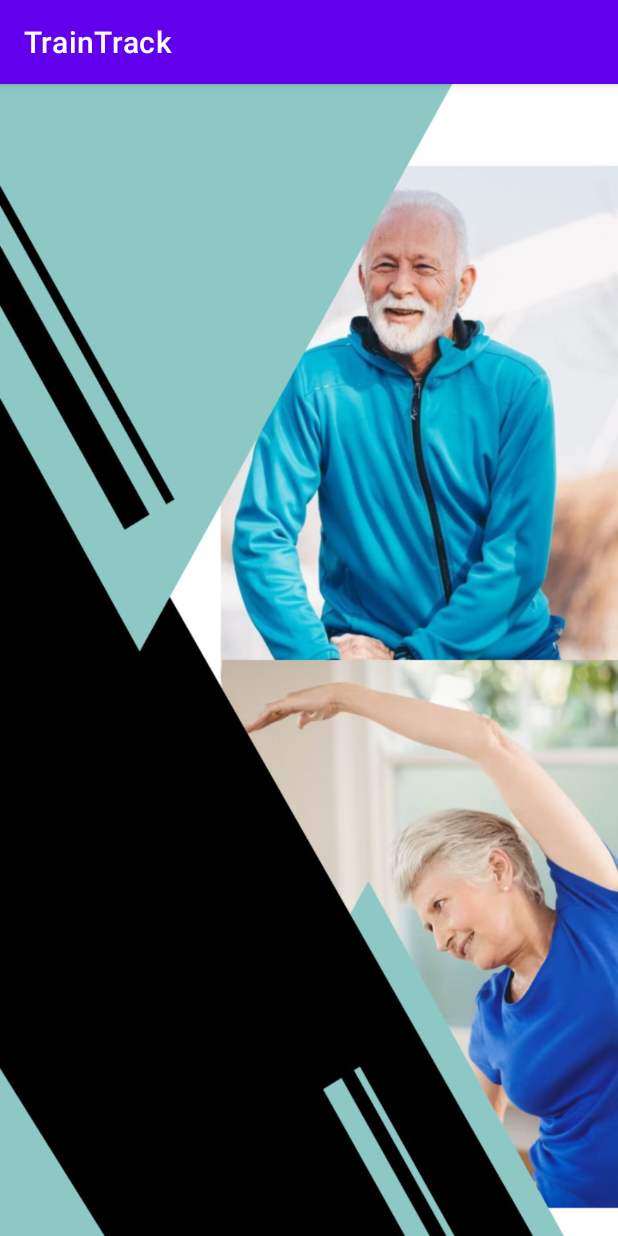
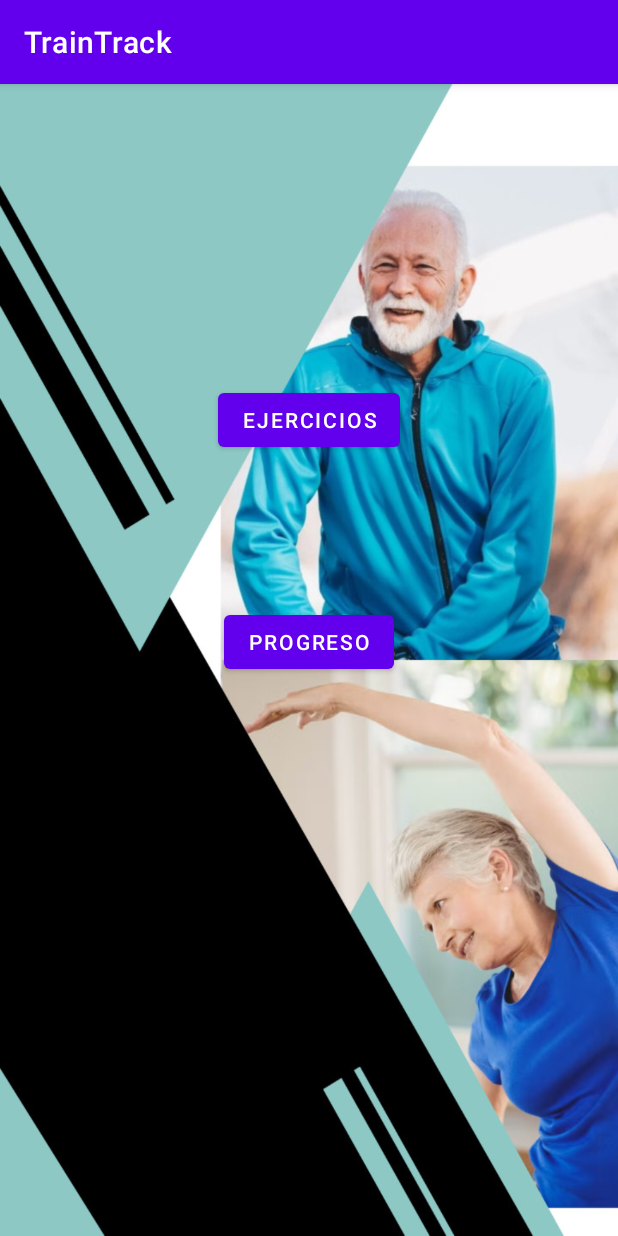
Before and after one commit to LeonVane98/FinalProject_NoobDevs, an Android app: the fragment menu shown on its own in the app's theme, on a phone screen of 412 x 824 dp. Run offline under Robolectric (Android 15) with nearby library versions, the phone set to English and light mode, and no system bars.

Commit message:
Navegación agregada

```diff
--- a/app/src/main/java/com/example/traintrack/Caminata.kt
+++ b/app/src/main/java/com/example/traintrack/Caminata.kt
@@ -17,7 +17,7 @@ import com.example.traintrack.databinding.FragmentCaminataBinding
 import com.example.traintrack.servicio.MiServicio
 import com.example.traintrack.util.Constante
 
-// TODO: Rename parameter arguments, choose names that match
+
 
 class Caminata : Fragment(), SensorEventListener {
 
--- a/app/src/main/java/com/example/traintrack/menu.kt
+++ b/app/src/main/java/com/example/traintrack/menu.kt
@@ -5,55 +5,36 @@ import androidx.fragment.app.Fragment
 import android.view.LayoutInflater
 import android.view.View
 import android.view.ViewGroup
+import androidx.navigation.Navigation
+import com.example.traintrack.databinding.FragmentLoginBinding
+import com.example.traintrack.databinding.FragmentMenuBinding
 
-// TODO: Rename parameter arguments, choose names that match
-// the fragment initialization parameters, e.g. ARG_ITEM_NUMBER
-private const val ARG_PARAM1 = "param1"
-private const val ARG_PARAM2 = "param2"
 
-/**
- * A simple [Fragment] subclass.
- * Use the [menu.newInstance] factory method to
- * create an instance of this fragment.
- */
 class menu : Fragment() {
-    // TODO: Rename and change types of parameters
-    private var param1: String? = null
-    private var param2: String? = null
+
+
+    private lateinit var fbinding: FragmentMenuBinding
 
     override fun onCreate(savedInstanceState: Bundle?) {
         super.onCreate(savedInstanceState)
-        arguments?.let {
-            param1 = it.getString(ARG_PARAM1)
-            param2 = it.getString(ARG_PARAM2)
-        }
     }
 
     override fun onCreateView(
         inflater: LayoutInflater, container: ViewGroup?,
         savedInstanceState: Bundle?
     ): View? {
-        // Inflate the layout for this fragment
-        return inflater.inflate(R.layout.fragment_menu, container, false)
+        fbinding = FragmentMenuBinding.inflate(layoutInflater)
+        navLogin()
+        return fbinding.root
     }
 
-    companion object {
-        /**
-         * Use this factory method to create a new instance of
-         * this fragment using the provided parameters.
-         *
-         * @param param1 Parameter 1.
-         * @param param2 Parameter 2.
-         * @return A new instance of fragment menu.
-         */
-        // TODO: Rename and change types and number of parameters
-        @JvmStatic
-        fun newInstance(param1: String, param2: String) =
-            menu().apply {
-                arguments = Bundle().apply {
-                    putString(ARG_PARAM1, param1)
-                    putString(ARG_PARAM2, param2)
-                }
-            }
+    private fun navLogin(){
+        fbinding.btnEjercicios.setOnClickListener {
+            Navigation.findNavController(fbinding.root).navigate(R.id.action_menu_to_ejercicios)
+        }
+
+        fbinding.btnProgreso.setOnClickListener{
+            Navigation.findNavController(fbinding.root).navigate(R.id.action_menu_to_progreso)
+        }
     }
 }
--- a/app/src/main/res/layout/fragment_menu.xml
+++ b/app/src/main/res/layout/fragment_menu.xml
@@ -1,7 +1,30 @@
 <?xml version="1.0" encoding="utf-8"?>
-<FrameLayout xmlns:android="http://schemas.android.com/apk/res/android"
+<androidx.constraintlayout.widget.ConstraintLayout xmlns:android="http://schemas.android.com/apk/res/android"
     xmlns:tools="http://schemas.android.com/tools"
+    xmlns:app="http://schemas.android.com/apk/res-auto"
+    android:id="@+id/frameLayout4"
     android:layout_width="match_parent"
     android:layout_height="match_parent"
     android:background="@drawable/imagen_menu"
-    tools:context=".menu" />
+    tools:context=".menu">
+
+    <Button
+        android:id="@+id/btn_ejercicios"
+        android:layout_width="wrap_content"
+        android:layout_height="wrap_content"
+        android:text="Ejercicios"
+        app:layout_constraintTop_toTopOf="parent"
+        app:layout_constraintRight_toRightOf="parent"
+        app:layout_constraintLeft_toLeftOf="parent"
+        android:layout_marginTop="200dp"/>
+
+    <Button
+        android:id="@+id/btn_progreso"
+        android:layout_width="wrap_content"
+        android:layout_height="wrap_content"
+        android:text="Progreso"
+        app:layout_constraintTop_toBottomOf="@id/btn_ejercicios"
+        app:layout_constraintRight_toRightOf="parent"
+        app:layout_constraintLeft_toLeftOf="parent"
+        android:layout_marginTop="100dp"/>
+</androidx.constraintlayout.widget.ConstraintLayout>
```
Also changed, not shown: app/src/main/java/com/example/traintrack/ejercicios.kt (+15 -37 lines), app/src/main/java/com/example/traintrack/inicio.kt (deleted, +0 -59 lines), app/src/main/java/com/example/traintrack/login.kt (+14 -37 lines), app/src/main/res/layout/activity_main.xml (+10 -8 lines), app/src/main/res/layout/fragment_inicio.xml (deleted, +0 -44 lines), app/src/main/res/navigation/nav_graph.xml (+0 -9 lines).
